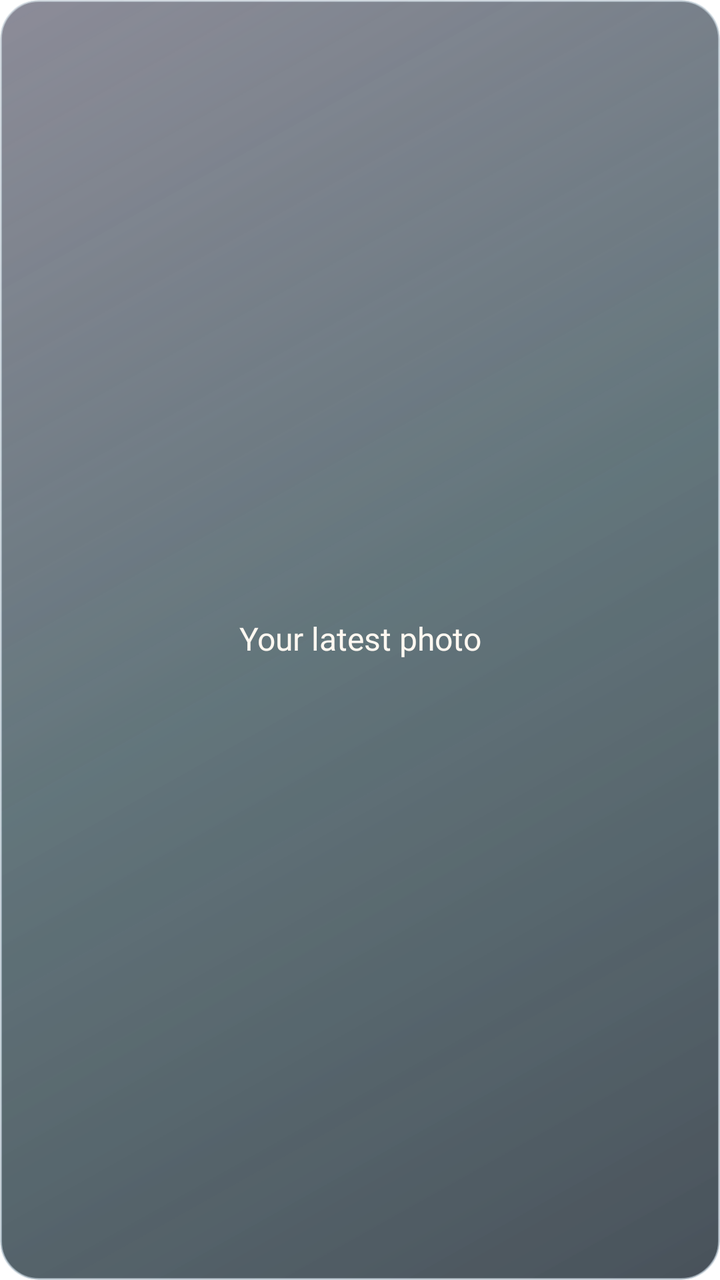
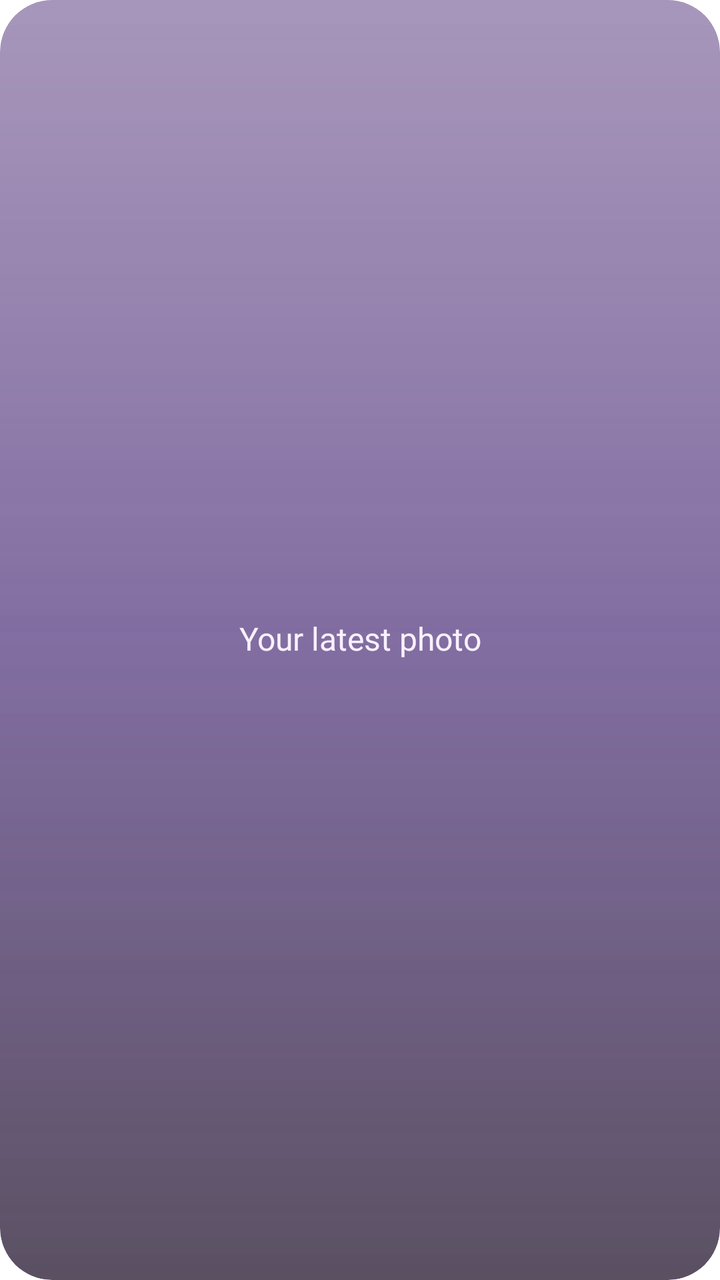

Before-and-after screenshots of an Android layout around one commit, followed by the original layout XML and the change that was made.
<!-- AndroidManifest.xml: application theme Theme.Lumen -->
<!-- res/layout/widget_preview_photos.xml -->
<?xml version='1.0' encoding='utf-8'?>
<FrameLayout xmlns:android="http://schemas.android.com/apk/res/android" android:id="@+id/widget_root" android:layout_width="match_parent" android:layout_height="match_parent" android:padding="12dp" android:clipToOutline="true" android:background="@drawable/widget_glass_dark_balanced">
    <ImageView android:id="@+id/widget_canvas" android:layout_width="match_parent" android:layout_height="match_parent" android:scaleType="fitCenter" android:contentDescription="@null" android:visibility="gone" />
    <TextView android:id="@+id/widget_content" android:layout_width="match_parent" android:layout_height="match_parent" android:gravity="center" android:textColor="#FFF8F1" android:textSize="16sp" android:fontFamily="@font/outfit_medium" android:includeFontPadding="false" android:text="@string/widget_photo_fallback" />
    <TextView android:id="@+id/widget_content_action" android:layout_width="32dp" android:layout_height="32dp" android:layout_gravity="bottom|end" android:gravity="center" android:text="+" android:textSize="20sp" android:textColor="#E4CB91" android:background="@drawable/widget_control" android:visibility="gone" android:includeFontPadding="false" />
</FrameLayout>
<!-- resources referenced by this layout -->
<resources>
  <!-- drawable widget_control (drawable) -->
  <shape xmlns:android="http://schemas.android.com/apk/res/android">
      <corners android:radius="14dp"/>
      <solid android:color="#153F5960"/>
      <stroke android:width="0.6dp" android:color="#337B9BA8"/>
  </shape>
  <!-- drawable widget_glass_dark_balanced (drawable) -->
  <?xml version='1.0' encoding='utf-8'?>
  <layer-list xmlns:android="http://schemas.android.com/apk/res/android">
      <item>
          <shape>
              <corners android:radius="19dp" />
              <gradient android:angle="315" android:startColor="#B939394E" android:centerColor="#B9243B43" android:endColor="#C5131F2A" />
              <stroke android:width="1dp" android:color="#A4BAC7D3" />
          </shape>
      </item>
      <item>
          <shape>
              <corners android:radius="19dp" />
              <gradient android:angle="315" android:startColor="#32FFFFFF" android:centerColor="#087DD8E4" android:endColor="#002C2748" />
          </shape>
      </item>
  </layer-list>
  <string name="widget_photo_fallback">Your latest photo</string>
  <style name="Theme.Lumen" parent="android:Theme.Material.NoActionBar">
          <item name="android:windowShowWallpaper">true</item>
          <item name="android:windowBackground">@android:color/transparent</item>
          <item name="android:colorBackgroundCacheHint">@null</item>
          <item name="android:statusBarColor">@android:color/transparent</item>
          <item name="android:navigationBarColor">@android:color/transparent</item>
          <item name="android:windowDrawsSystemBarBackgrounds">true</item>
          <item name="android:windowLightStatusBar">false</item>
      </style>
</resources>

<!-- the commit's change to res/layout/widget_preview_photos.xml (unified diff, before → after) -->
@@ -1,6 +1,6 @@
 <?xml version='1.0' encoding='utf-8'?>
 <FrameLayout xmlns:android="http://schemas.android.com/apk/res/android" android:id="@+id/widget_root" android:layout_width="match_parent" android:layout_height="match_parent" android:padding="12dp" android:clipToOutline="true" android:background="@drawable/widget_glass_dark_balanced">
     <ImageView android:id="@+id/widget_canvas" android:layout_width="match_parent" android:layout_height="match_parent" android:scaleType="fitCenter" android:contentDescription="@null" android:visibility="gone" />
-    <TextView android:id="@+id/widget_content" android:layout_width="match_parent" android:layout_height="match_parent" android:gravity="center" android:textColor="#FFF8F1" android:textSize="16sp" android:fontFamily="@font/outfit_medium" android:includeFontPadding="false" android:text="@string/widget_photo_fallback" />
-    <TextView android:id="@+id/widget_content_action" android:layout_width="32dp" android:layout_height="32dp" android:layout_gravity="bottom|end" android:gravity="center" android:text="+" android:textSize="20sp" android:textColor="#E4CB91" android:background="@drawable/widget_control" android:visibility="gone" android:includeFontPadding="false" />
+    <TextView android:id="@+id/widget_content" android:layout_width="match_parent" android:layout_height="match_parent" android:gravity="center" android:textColor="#F8F1FF" android:textSize="16sp" android:fontFamily="@font/outfit_medium" android:includeFontPadding="false" android:text="@string/widget_photo_fallback" />
+    <TextView android:id="@+id/widget_content_action" android:layout_width="32dp" android:layout_height="32dp" android:layout_gravity="bottom|end" android:gravity="center" android:text="+" android:textSize="20sp" android:textColor="#E4C6FF" android:background="@drawable/widget_control" android:visibility="gone" android:includeFontPadding="false" />
 </FrameLayout>
<!-- resource entries referenced after the edit -->
@@ -1,25 +1,32 @@
 <!-- resources referenced by this layout -->
 <resources>
   <!-- drawable widget_control (drawable) -->
+  <?xml version="1.0" encoding="utf-8"?>
   <shape xmlns:android="http://schemas.android.com/apk/res/android">
-      <corners android:radius="14dp"/>
-      <solid android:color="#153F5960"/>
-      <stroke android:width="0.6dp" android:color="#337B9BA8"/>
+      <corners android:radius="16dp" />
+      <solid android:color="#28FFFFFF" />
   </shape>
   <!-- drawable widget_glass_dark_balanced (drawable) -->
-  <?xml version='1.0' encoding='utf-8'?>
+  <?xml version="1.0" encoding="utf-8"?>
   <layer-list xmlns:android="http://schemas.android.com/apk/res/android">
       <item>
           <shape>
-              <corners android:radius="19dp" />
-              <gradient android:angle="315" android:startColor="#B939394E" android:centerColor="#B9243B43" android:endColor="#C5131F2A" />
-              <stroke android:width="1dp" android:color="#A4BAC7D3" />
+              <corners android:radius="26dp" />
+              <gradient
+                  android:angle="270"
+                  android:startColor="#993B1568"
+                  android:centerColor="#A62E1060"
+                  android:endColor="#B314061F" />
           </shape>
       </item>
       <item>
           <shape>
-              <corners android:radius="19dp" />
-              <gradient android:angle="315" android:startColor="#32FFFFFF" android:centerColor="#087DD8E4" android:endColor="#002C2748" />
+              <corners android:radius="26dp" />
+              <gradient
+                  android:angle="270"
+                  android:startColor="#40FFFFFF"
+                  android:centerColor="#18E4C6FF"
+                  android:endColor="#00FFFFFF" />
           </shape>
       </item>
   </layer-list>
